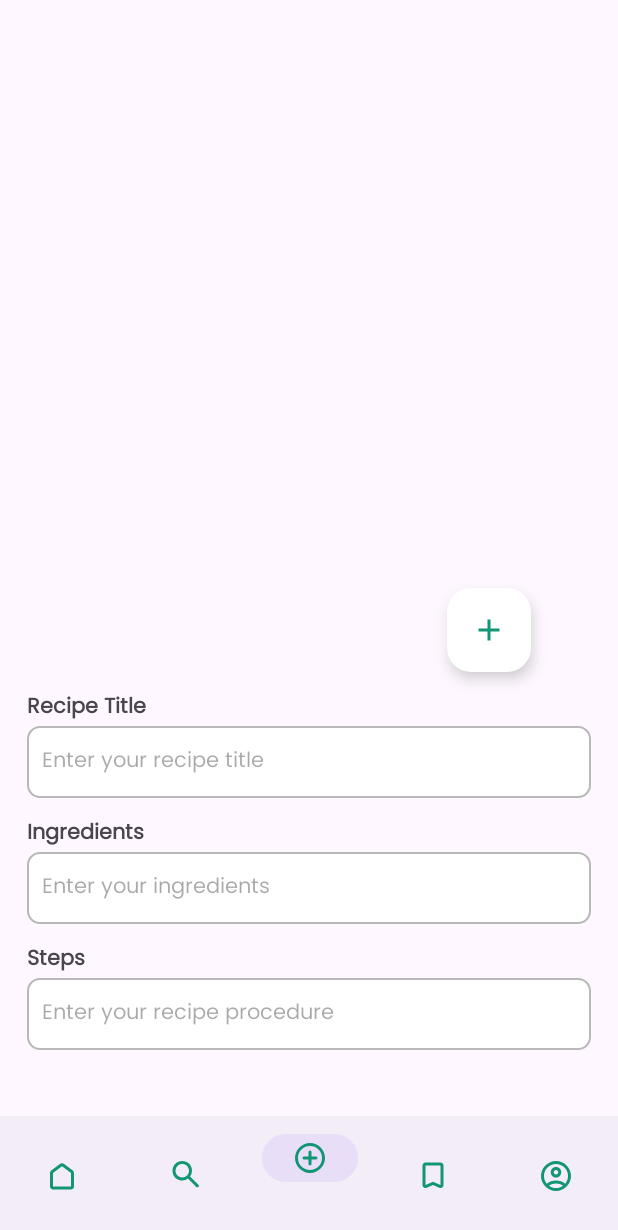
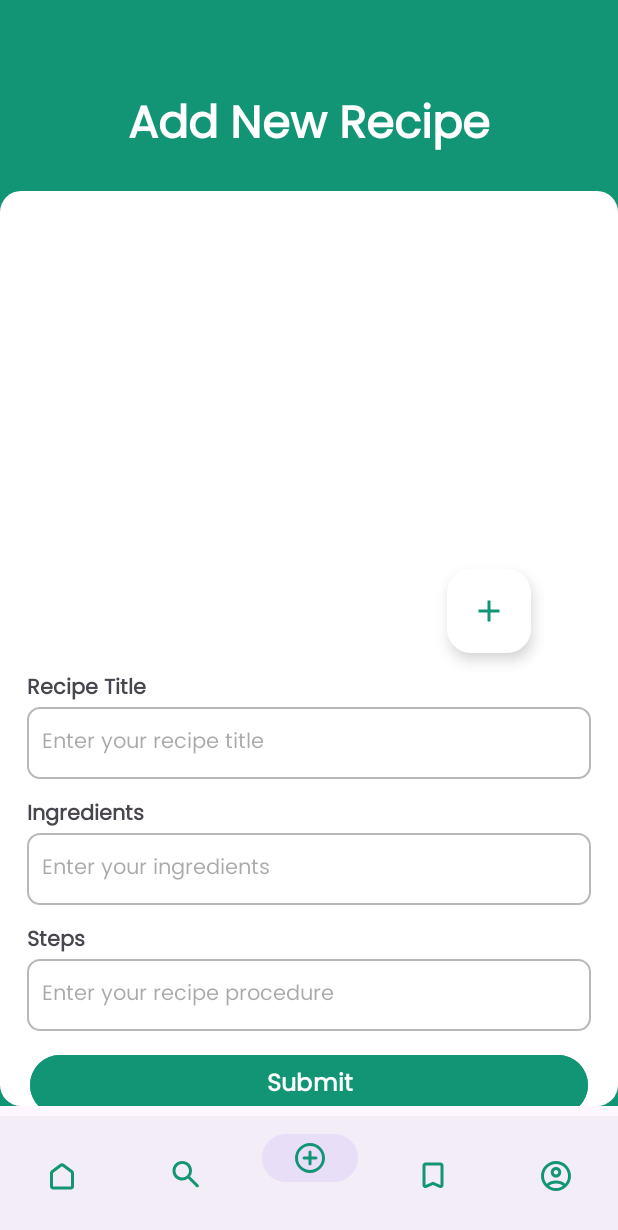
Before and after one commit to hamzhrdn/EZEats, an Android app: the screen it shows after launch (MainActivity), item 3 of the bottom bar chosen, on a phone screen of 412 x 824 dp. Shown: the top 1230 px of the screen. Run offline under Robolectric (Android 15) with nearby library versions, the phone set to English and light mode, and no system bars.

Commit message:
Initial commit

```diff
--- a/app/src/main/res/layout/fragment_add_recipe.xml
+++ b/app/src/main/res/layout/fragment_add_recipe.xml
@@ -9,35 +9,63 @@
     <ScrollView
         android:layout_width="match_parent"
         android:layout_height="match_parent">
+        <androidx.constraintlayout.widget.ConstraintLayout
+            android:layout_width="match_parent"
+            android:layout_height="wrap_content"
+            android:background="@color/green">
+
+            <TextView
+                android:id="@+id/title"
+                android:layout_width="match_parent"
+                android:layout_height="wrap_content"
+                android:layout_marginTop="60dp"
+                android:fontFamily="@font/poppins"
+                android:gravity="center"
+                android:text="@string/add_recipe"
+                android:textColor="@color/white"
+                android:textSize="30sp"
+                android:textStyle="bold"
+                app:layout_constraintEnd_toEndOf="parent"
+                app:layout_constraintStart_toStartOf="parent"
+                app:layout_constraintTop_toTopOf="parent" />
+
 
             <androidx.constraintlayout.widget.ConstraintLayout
+                android:id="@+id/constraintLayout"
                 android:layout_width="match_parent"
-            android:layout_height="match_parent">
+                android:layout_height="610dp"
+                android:layout_marginTop="18dp"
+                android:background="@drawable/layout_bg"
+                app:layout_constraintBottom_toBottomOf="parent"
+                app:layout_constraintEnd_toEndOf="parent"
+                app:layout_constraintHorizontal_bias="1.0"
+                app:layout_constraintStart_toStartOf="parent"
+                app:layout_constraintTop_toBottomOf="@+id/title"
+                app:layout_constraintVertical_bias="0.0">
 
                 <ImageView
                     android:id="@+id/recipe_image"
                     android:layout_width="240dp"
                     android:layout_height="240dp"
-                android:layout_marginTop="180dp"
+                    android:layout_marginTop="40dp"
                     app:layout_constraintEnd_toEndOf="parent"
                     app:layout_constraintStart_toStartOf="parent"
                     app:layout_constraintTop_toTopOf="parent"
-                tools:src="@tools:sample/avatars"
-                />
+                    tools:ignore="ContentDescription,ImageContrastCheck"
+                    tools:src="@tools:sample/avatars" />
 
                 <com.google.android.material.floatingactionbutton.FloatingActionButton
                     android:id="@+id/add_image"
                     android:layout_width="wrap_content"
                     android:layout_height="wrap_content"
+                    android:backgroundTint="@color/white"
                     android:src="@drawable/baseline_add_24"
-                android:backgroundTint="@color/white"
-                app:tint="@color/green"
                     app:layout_constraintBottom_toBottomOf="@+id/recipe_image"
                     app:layout_constraintEnd_toEndOf="@+id/recipe_image"
                     app:layout_constraintStart_toEndOf="@+id/recipe_image"
                     app:layout_constraintTop_toBottomOf="@+id/recipe_image"
-                app:shapeAppearance="circle"
-                tools:ignore="SpeakableTextPresentCheck" />
+                    app:tint="@color/green"
+                    tools:ignore="ContentDescription,SpeakableTextPresentCheck" />
 
                 <TextView
                     android:id="@+id/title_recipe"
@@ -45,10 +73,10 @@
                     android:layout_height="wrap_content"
                     android:layout_marginStart="18dp"
                     android:layout_marginTop="12dp"
+                    android:fontFamily="@font/poppins"
                     android:text="@string/recipe_title"
                     android:textSize="14sp"
                     android:textStyle="bold"
-                android:fontFamily="@font/poppins"
                     app:layout_constraintStart_toStartOf="parent"
                     app:layout_constraintTop_toBottomOf="@+id/add_image" />
 
@@ -68,7 +96,8 @@
                     android:textStyle="normal"
                     app:layout_constraintEnd_toEndOf="parent"
                     app:layout_constraintStart_toStartOf="parent"
-                app:layout_constraintTop_toBottomOf="@+id/title_recipe" />
+                    app:layout_constraintTop_toBottomOf="@+id/title_recipe"
+                    tools:ignore="TextContrastCheck" />
 
                 <TextView
                     android:id="@+id/ingredients_recipe"
@@ -76,10 +105,10 @@
                     android:layout_height="wrap_content"
                     android:layout_marginStart="18dp"
                     android:layout_marginTop="12dp"
+                    android:fontFamily="@font/poppins"
                     android:text="@string/ingredients"
                     android:textSize="14sp"
                     android:textStyle="bold"
-                android:fontFamily="@font/poppins"
                     app:layout_constraintStart_toStartOf="parent"
                     app:layout_constraintTop_toBottomOf="@+id/input_title" />
 
@@ -99,7 +128,8 @@
                     android:textStyle="normal"
                     app:layout_constraintEnd_toEndOf="parent"
                     app:layout_constraintStart_toStartOf="parent"
-                app:layout_constraintTop_toBottomOf="@+id/ingredients_recipe" />
+                    app:layout_constraintTop_toBottomOf="@+id/ingredients_recipe"
+                    tools:ignore="TextContrastCheck" />
 
                 <TextView
                     android:id="@+id/steps_recipe"
@@ -107,10 +137,10 @@
                     android:layout_height="wrap_content"
                     android:layout_marginStart="18dp"
                     android:layout_marginTop="12dp"
+                    android:fontFamily="@font/poppins"
                     android:text="@string/steps"
                     android:textSize="14sp"
                     android:textStyle="bold"
-                android:fontFamily="@font/poppins"
                     app:layout_constraintStart_toStartOf="parent"
                     app:layout_constraintTop_toBottomOf="@+id/input_ingredient" />
 
@@ -130,10 +160,27 @@
                     android:textStyle="normal"
                     app:layout_constraintEnd_toEndOf="parent"
                     app:layout_constraintStart_toStartOf="parent"
-                app:layout_constraintTop_toBottomOf="@+id/steps_recipe" />
+                    app:layout_constraintTop_toBottomOf="@+id/steps_recipe"
+                    tools:ignore="TextContrastCheck" />
 
+                <Button
+                    android:id="@+id/submit_recipe"
+                    android:layout_width="match_parent"
+                    android:layout_height="48dp"
+                    android:layout_marginStart="20dp"
+                    android:layout_marginTop="12dp"
+                    android:layout_marginEnd="20dp"
+                    android:backgroundTint="@color/green"
+                    android:fontFamily="@font/poppins"
+                    android:text="@string/submit"
+                    android:textSize="16sp"
+                    android:textStyle="bold"
+                    app:circularflow_radiusInDP="30dp"
+                    app:layout_constraintEnd_toEndOf="parent"
+                    app:layout_constraintStart_toStartOf="parent"
+                    app:layout_constraintTop_toBottomOf="@+id/input_steps"
+                    tools:ignore="TouchTargetSizeCheck" />
             </androidx.constraintlayout.widget.ConstraintLayout>
-
+        </androidx.constraintlayout.widget.ConstraintLayout>
     </ScrollView>
-
 </FrameLayout>
--- a/app/src/main/res/values/strings.xml
+++ b/app/src/main/res/values/strings.xml
@@ -16,4 +16,6 @@
     <string name="input_steps">Enter your recipe procedure</string>
     <string name="ingredients">Ingredients</string>
     <string name="steps">Steps</string>
+    <string name="submit">Submit</string>
+    <string name="add_recipe">Add New Recipe</string>
 </resources>
```
Lines whose indentation alone changed are shown as unchanged.
